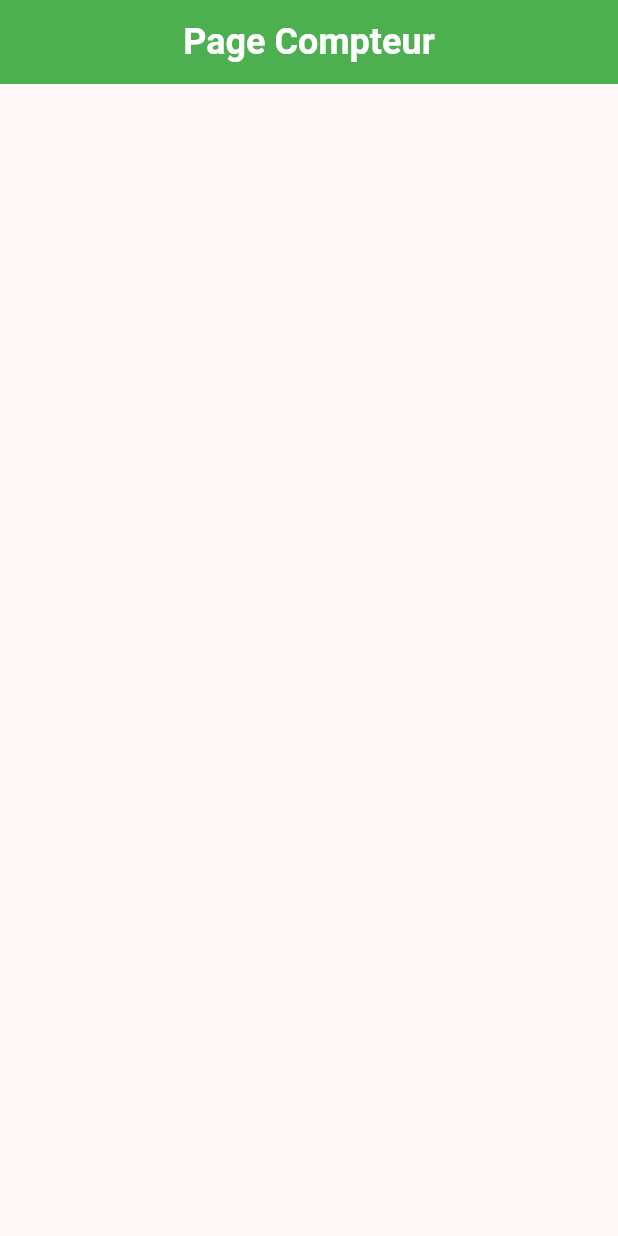
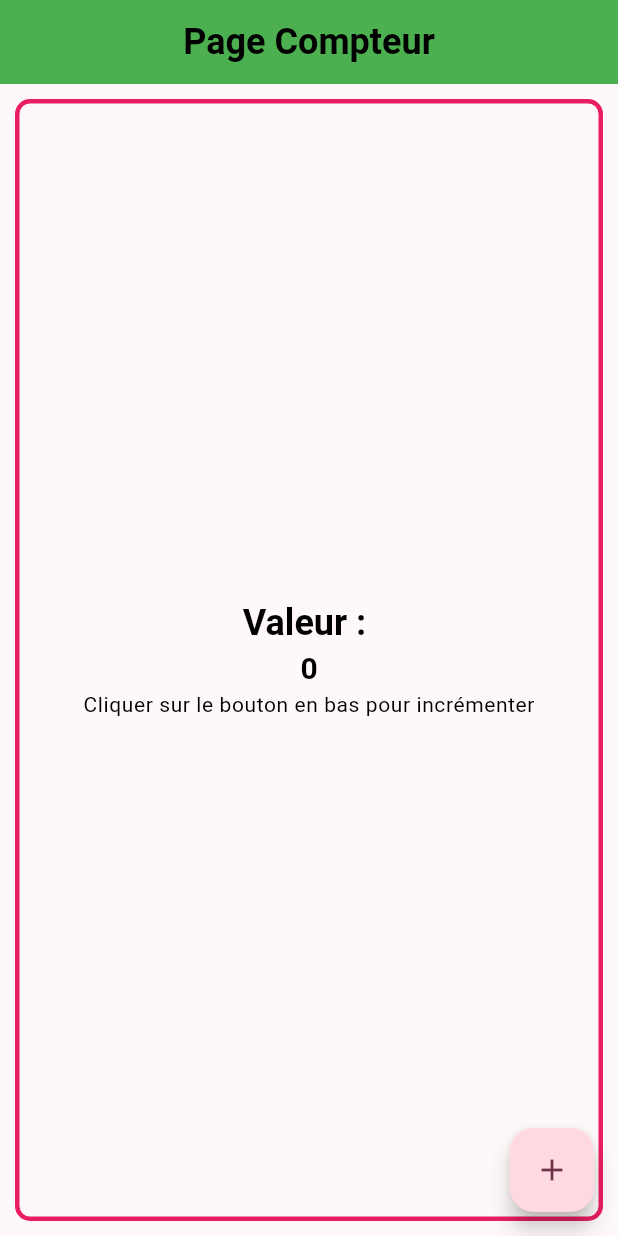
Before and after one commit to antaal/app_api_rest_boutique, a Flutter app: the screen it shows after launch, on a phone screen of 412 x 824 dp. Run offline on Flutter 3.47's test engine with Material 3 defaults, Android fonts, the phone set to English and light mode, and no system bars; our stand-ins replace material_ui.

Commit message:
Utilisation du setState

```diff
--- a/lib/pages/page_compteur.dart
+++ b/lib/pages/page_compteur.dart
@@ -1,17 +1,66 @@
 import 'package:flutter/widgets.dart';
 import 'package:material_ui/material_ui.dart';
 
-class PageCompteur extends StatelessWidget {
+class PageCompteur extends StatefulWidget {
   const PageCompteur({super.key});
 
   @override
+  State<PageCompteur> createState() => _PageCompteurState();
+}
+
+class _PageCompteurState extends State<PageCompteur> {
+  int _compteur =0;
+  @override
   Widget build(BuildContext context) {
+
     return Scaffold(
 appBar: AppBar(
   backgroundColor: Theme.of(context).appBarTheme.backgroundColor,
   foregroundColor: Theme.of(context).appBarTheme.foregroundColor,
   title: Text("Page Compteur"),
 ),
+body: Center(
+  child: SafeArea(
+    bottom: true,
+    child: Container(
+      margin: EdgeInsets.all(10),
+      width: MediaQuery.of(context).size.width,
+      decoration: BoxDecoration(
+        border: Border.all(
+          color: Theme.of(context).colorScheme.primary,
+          width: 3,
+        ),
+        borderRadius: BorderRadius.all(Radius.circular(10)),
+      ),
+      child: Column(
+        mainAxisAlignment: MainAxisAlignment.center,
+        mainAxisSize: MainAxisSize.max,
+        children: [
+          Text("Valeur : ",
+          style: Theme.of(context).textTheme.titleLarge,
+          ),
+          Text("$_compteur",
+          style: Theme.of(context).textTheme.titleMedium,
+          ),
+          Text("Cliquer sur le bouton en bas pour incrémenter",
+          style: Theme.of(context).textTheme.bodySmall,
+          )
+        ],
+      ),
+    ),
+  ),
+),
+floatingActionButton: FloatingActionButton(
+  onPressed: (){
+    // print("Vous avez cliqué sur le bouton");
+    setState(() {
+       _compteur++;
+    });
+
+    print("La valeur du compteur est : $_compteur");
+  },
+  child: const Icon(Icons.add),
+  ),
     );
   }
 }
--- a/lib/utils/theme_perso.dart
+++ b/lib/utils/theme_perso.dart
@@ -75,52 +75,52 @@ bodySmall: TextStyle(
   useMaterial3: true,
   appBarTheme: AppBarTheme(
     backgroundColor: Colors.green,
-    foregroundColor: Colors.white,
+    foregroundColor: Colors.black,
     centerTitle: true,
   ),
   textTheme: TextTheme(
 titleLarge: TextStyle(
-  color: Colors.white,
+  color: Colors.black,
   fontSize: 24,
   fontWeight: FontWeight.bold,
 ),
 titleMedium: TextStyle(
-  color: Colors.white,
+  color: Colors.black,
   fontSize: 20,
   fontWeight: FontWeight.bold,
 ),
 titleSmall: TextStyle(
-   color: Colors.white,
+   color: Colors.black,
   fontSize: 16,
   fontWeight: FontWeight.bold,
 ),
 headlineLarge: TextStyle(
-  color: Colors.white,
+  color: Colors.black,
   fontSize: 26,
   fontWeight: FontWeight.bold,
 ),
 headlineMedium: TextStyle(
-  color: Colors.white,
+  color: Colors.black,
   fontSize: 22,
   fontWeight: FontWeight.bold,
 ),
 headlineSmall: TextStyle(
-  color: Colors.white,
+  color: Colors.black,
   fontSize: 18,
   fontWeight: FontWeight.bold,
 ),
 bodyLarge: TextStyle(
-  color: Colors.white,
+  color: Colors.black,
   fontSize: 20,
   fontWeight: FontWeight.normal,
 ),
 bodyMedium: TextStyle(
-  color: Colors.white,
+  color: Colors.black,
   fontSize: 16,
   fontWeight: FontWeight.normal,
 ),
 bodySmall: TextStyle(
-  color: Colors.white,
+  color: Colors.black,
   fontSize: 14,
   fontWeight: FontWeight.normal,
 ),
```
